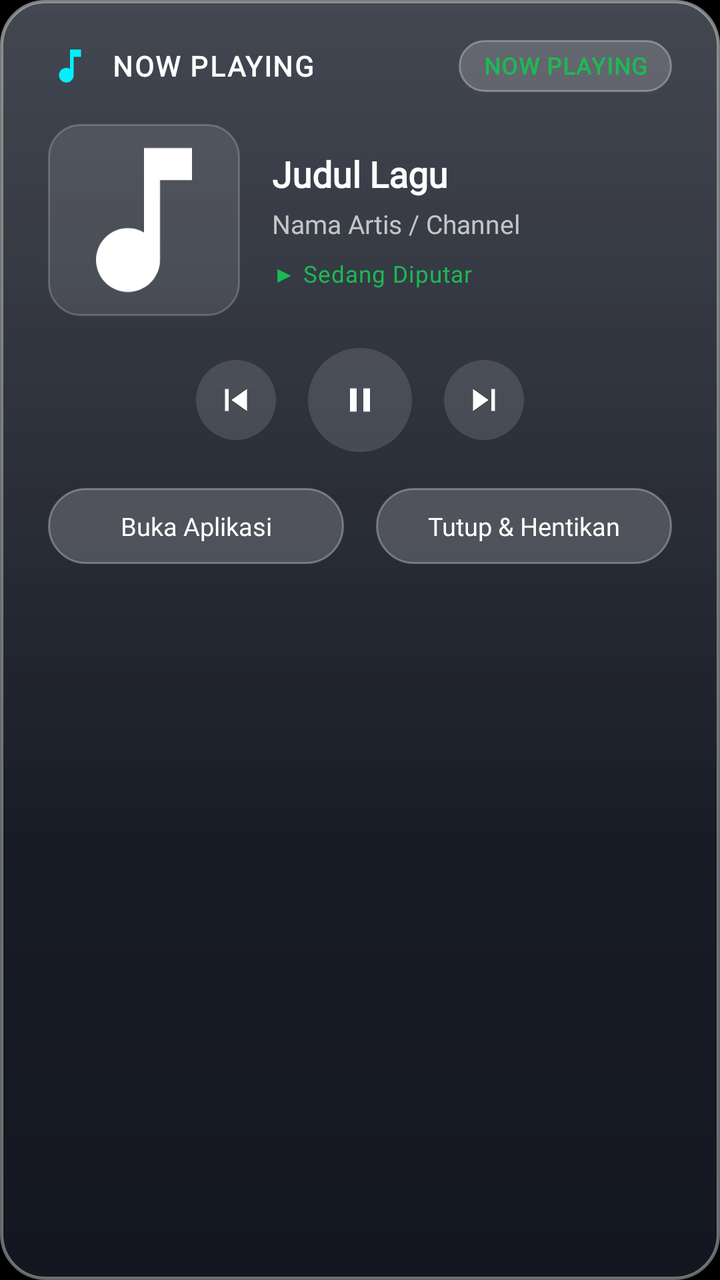
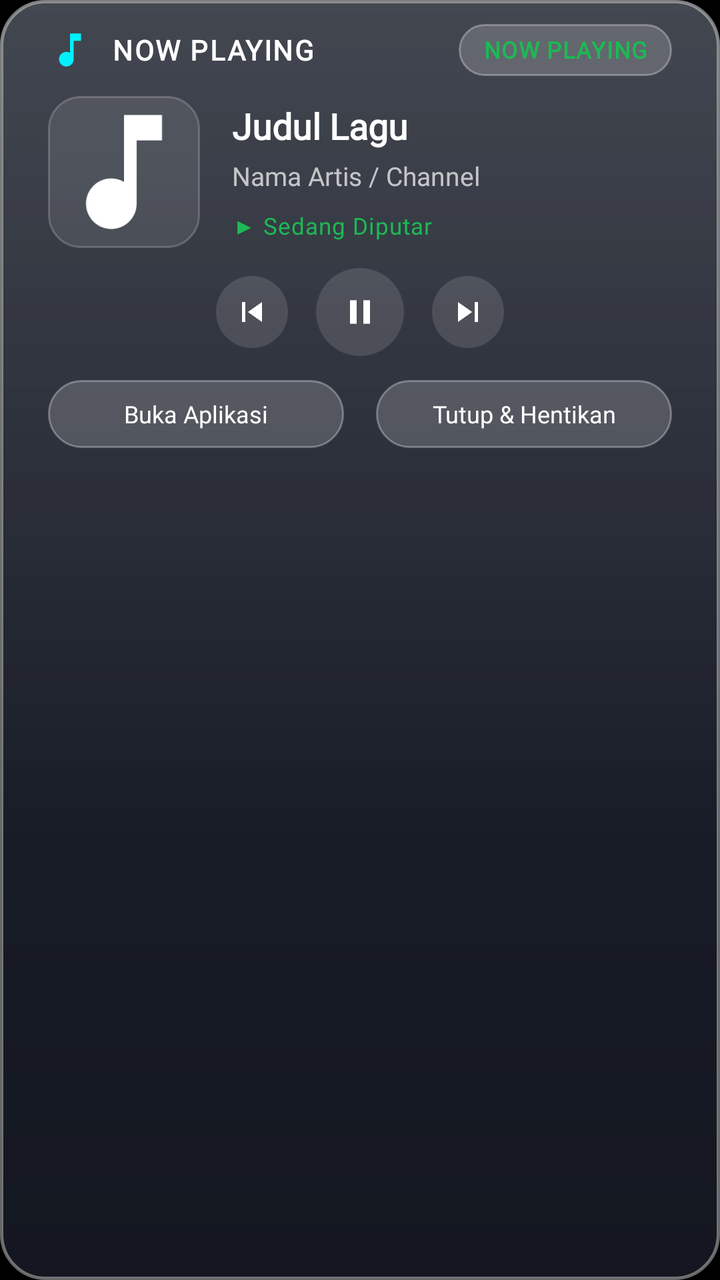

Before-and-after screenshots of an Android layout around one commit, followed by the original layout XML and the change that was made.
<!-- AndroidManifest.xml: application theme Theme.TvHome -->
<!-- res/layout/dialog_media_hub.xml -->
<?xml version="1.0" encoding="utf-8"?>
<LinearLayout xmlns:android="http://schemas.android.com/apk/res/android"
    android:id="@+id/dialogContainer"
    android:layout_width="match_parent"
    android:layout_height="wrap_content"
    android:orientation="vertical"
    android:background="@drawable/bg_glass_dialog"
    android:paddingStart="24dp"
    android:paddingEnd="24dp"
    android:paddingTop="20dp"
    android:paddingBottom="20dp"
    android:clipChildren="false"
    android:clipToPadding="false"
    android:elevation="20dp">

    
    <LinearLayout
        android:layout_width="match_parent"
        android:layout_height="wrap_content"
        android:orientation="horizontal"
        android:gravity="center_vertical">

        <ImageView
            android:id="@+id/headerIcon"
            android:layout_width="22dp"
            android:layout_height="22dp"
            android:src="@drawable/ic_music"
            android:tint="#00F0FF" />

        <TextView
            android:id="@+id/headerTitle"
            android:layout_width="0dp"
            android:layout_height="wrap_content"
            android:layout_weight="1"
            android:layout_marginStart="10dp"
            android:text="NOW PLAYING"
            android:textColor="#FFFFFFFF"
            android:textSize="14sp"
            android:fontFamily="@font/outfit"
            android:fontVariationSettings="'wght' 700"
            android:textStyle="bold"
            android:letterSpacing="0.06" />

        <TextView
            android:id="@+id/badgeSource"
            android:layout_width="wrap_content"
            android:layout_height="26dp"
            android:background="@drawable/bg_dialog_btn"
            android:paddingStart="12dp"
            android:paddingEnd="12dp"
            android:gravity="center"
            android:text="NOW PLAYING"
            android:textColor="#1DB954"
            android:textSize="11.5sp"
            android:fontFamily="@font/outfit"
            android:fontVariationSettings="'wght' 700"
            android:textStyle="bold"
            android:letterSpacing="0.04" />
    </LinearLayout>

    
    <LinearLayout
        android:layout_width="match_parent"
        android:layout_height="wrap_content"
        android:layout_marginTop="16dp"
        android:orientation="horizontal"
        android:gravity="center_vertical">

        
        <FrameLayout
            android:layout_width="96dp"
            android:layout_height="96dp">

            <ImageView
                android:id="@+id/imgAlbumArt"
                android:layout_width="96dp"
                android:layout_height="96dp"
                android:background="@drawable/bg_media_app_pill"
                android:scaleType="centerCrop"
                android:src="@drawable/ic_music" />
        </FrameLayout>

        
        <LinearLayout
            android:layout_width="0dp"
            android:layout_height="wrap_content"
            android:layout_weight="1"
            android:layout_marginStart="16dp"
            android:orientation="vertical"
            android:gravity="center_vertical">

            <TextView
                android:id="@+id/txtTrackTitle"
                android:layout_width="match_parent"
                android:layout_height="wrap_content"
                android:text="Judul Lagu"
                android:textColor="#FFFFFFFF"
                android:textSize="18sp"
                android:fontFamily="@font/outfit"
                android:fontVariationSettings="'wght' 700"
                android:textStyle="bold"
                android:singleLine="true"
                android:ellipsize="marquee"
                android:marqueeRepeatLimit="marquee_forever" />

            <TextView
                android:id="@+id/txtTrackArtist"
                android:layout_width="match_parent"
                android:layout_height="wrap_content"
                android:layout_marginTop="4dp"
                android:text="Nama Artis / Channel"
                android:textColor="#B3FFFFFF"
                android:textSize="13sp"
                android:fontFamily="@font/outfit"
                android:fontVariationSettings="'wght' 500"
                android:singleLine="true"
                android:ellipsize="end" />

            <TextView
                android:id="@+id/txtPlaybackStatus"
                android:layout_width="wrap_content"
                android:layout_height="wrap_content"
                android:layout_marginTop="8dp"
                android:text="▶ Sedang Diputar"
                android:textColor="#1DB954"
                android:textSize="11.5sp"
                android:fontFamily="@font/outfit"
                android:fontVariationSettings="'wght' 600"
                android:letterSpacing="0.03" />
        </LinearLayout>
    </LinearLayout>

    
    <LinearLayout
        android:layout_width="wrap_content"
        android:layout_height="wrap_content"
        android:layout_marginTop="16dp"
        android:layout_gravity="center_horizontal"
        android:gravity="center_vertical"
        android:clipChildren="false"
        android:clipToPadding="false"
        android:orientation="horizontal">

        <ImageView
            android:id="@+id/btnPopupPrev"
            android:layout_width="40dp"
            android:layout_height="40dp"
            android:padding="9dp"
            android:scaleType="centerInside"
            android:src="@drawable/ic_skip_previous"
            android:tint="@color/ic_np_tint"
            android:focusable="true"
            android:clickable="true"
            android:background="@drawable/bg_np_round_btn"
            android:nextFocusLeft="@+id/btnPopupPrev"
            android:nextFocusUp="@+id/btnPopupPrev"
            android:nextFocusRight="@+id/btnPlayPause"
            android:nextFocusDown="@+id/btnOpenApp" />

        <ImageView
            android:id="@+id/btnPlayPause"
            android:layout_width="52dp"
            android:layout_height="52dp"
            android:layout_marginStart="16dp"
            android:layout_marginEnd="16dp"
            android:padding="12dp"
            android:scaleType="centerInside"
            android:src="@drawable/ic_pause"
            android:tint="@color/ic_np_tint"
            android:focusable="true"
            android:clickable="true"
            android:background="@drawable/bg_np_round_btn"
            android:nextFocusLeft="@+id/btnPopupPrev"
            android:nextFocusUp="@+id/btnPlayPause"
            android:nextFocusRight="@+id/btnPopupNext"
            android:nextFocusDown="@+id/btnOpenApp" />

        <ImageView
            android:id="@+id/btnPopupNext"
            android:layout_width="40dp"
            android:layout_height="40dp"
            android:padding="9dp"
            android:scaleType="centerInside"
            android:src="@drawable/ic_skip_next"
            android:tint="@color/ic_np_tint"
            android:focusable="true"
            android:clickable="true"
            android:background="@drawable/bg_np_round_btn"
            android:nextFocusLeft="@+id/btnPlayPause"
            android:nextFocusUp="@+id/btnPopupNext"
            android:nextFocusRight="@+id/btnPopupNext"
            android:nextFocusDown="@+id/btnCloseDialog" />
    </LinearLayout>

    
    <LinearLayout
        android:layout_width="match_parent"
        android:layout_height="wrap_content"
        android:layout_marginTop="18dp"
        android:clipChildren="false"
        android:clipToPadding="false"
        android:orientation="horizontal"
        android:gravity="center">

        <TextView
            android:id="@+id/btnOpenApp"
            android:layout_width="0dp"
            android:layout_height="38dp"
            android:layout_weight="1"
            android:layout_marginEnd="8dp"
            android:background="@drawable/bg_dialog_btn"
            android:textColor="@drawable/dialog_btn_text"
            android:textSize="12.5sp"
            android:fontFamily="@font/outfit"
            android:fontVariationSettings="'wght' 600"
            android:gravity="center"
            android:focusable="true"
            android:clickable="true"
            android:text="Buka Aplikasi"
            android:nextFocusLeft="@+id/btnOpenApp"
            android:nextFocusUp="@+id/btnPlayPause"
            android:nextFocusRight="@+id/btnCloseDialog"
            android:nextFocusDown="@+id/btnOpenApp" />

        <TextView
            android:id="@+id/btnCloseDialog"
            android:layout_width="0dp"
            android:layout_height="38dp"
            android:layout_weight="1"
            android:layout_marginStart="8dp"
            android:background="@drawable/bg_dialog_btn"
            android:textColor="@drawable/dialog_btn_text"
            android:textSize="12.5sp"
            android:fontFamily="@font/outfit"
            android:fontVariationSettings="'wght' 600"
            android:gravity="center"
            android:focusable="true"
            android:clickable="true"
            android:text="Tutup &amp; Hentikan"
            android:nextFocusLeft="@+id/btnOpenApp"
            android:nextFocusUp="@+id/btnPlayPause"
            android:nextFocusRight="@+id/btnCloseDialog"
            android:nextFocusDown="@+id/btnCloseDialog" />
    </LinearLayout>
</LinearLayout>
<!-- resources referenced by this layout -->
<resources>
  <!-- drawable bg_dialog_btn (drawable) -->
  <?xml version="1.0" encoding="utf-8"?>
  <selector xmlns:android="http://schemas.android.com/apk/res/android">
      <item android:state_focused="true">
          <shape android:shape="rectangle">
              <solid android:color="#FFFFFFFF" />
              <corners android:radius="21dp" />
              <stroke android:width="2dp" android:color="#FFFFFFFF" />
          </shape>
      </item>
      <item>
          <shape android:shape="rectangle">
              <solid android:color="#2EFFFFFF" />
              <corners android:radius="21dp" />
              <stroke android:width="1dp" android:color="#4DFFFFFF" />
          </shape>
      </item>
  </selector>
  <!-- drawable bg_np_round_btn (drawable) -->
  <?xml version="1.0" encoding="utf-8"?>
  <selector xmlns:android="http://schemas.android.com/apk/res/android">
      <item android:state_focused="true">
          <shape android:shape="oval">
              <solid android:color="#FFFFFFFF" />
          </shape>
      </item>
      <item>
          <shape android:shape="oval">
              <solid android:color="#20FFFFFF" />
          </shape>
      </item>
  </selector>
  <!-- drawable dialog_btn_text (drawable) -->
  <?xml version="1.0" encoding="utf-8"?>
  <selector xmlns:android="http://schemas.android.com/apk/res/android">
      <item android:state_focused="true" android:color="#FF0F1115" />
      <item android:color="#FFFFFFFF" />
  </selector>
  <!-- drawable ic_music (drawable) -->
  <?xml version="1.0" encoding="utf-8"?>
  <vector xmlns:android="http://schemas.android.com/apk/res/android"
      android:width="20dp"
      android:height="20dp"
      android:viewportWidth="24"
      android:viewportHeight="24">
      <path
          android:fillColor="#FFFFFFFF"
          android:pathData="M12,3v10.55c-0.59,-0.34 -1.27,-0.55 -2,-0.55 -2.21,0 -4,1.79 -4,4s1.79,4 4,4 4,-1.79 4,-4V7h4V3h-6z" />
  </vector>
  <!-- drawable ic_pause (drawable) -->
  <?xml version="1.0" encoding="utf-8"?>
  <vector xmlns:android="http://schemas.android.com/apk/res/android"
      android:width="20dp"
      android:height="20dp"
      android:viewportWidth="24"
      android:viewportHeight="24">
      <path
          android:fillColor="#FFFFFFFF"
          android:pathData="M6,19h4V5H6v14zm8,-14v14h4V5h-4z" />
  </vector>
  <!-- drawable ic_skip_next (drawable) -->
  <vector xmlns:android="http://schemas.android.com/apk/res/android"
      android:width="24dp"
      android:height="24dp"
      android:viewportWidth="24"
      android:viewportHeight="24">
      <path
          android:fillColor="#FFFFFFFF"
          android:pathData="M6,18l8.5,-6L6,6v12zM16,6v12h2V6h-2z"/>
  </vector>
  <!-- drawable ic_skip_previous (drawable) -->
  <vector xmlns:android="http://schemas.android.com/apk/res/android"
      android:width="24dp"
      android:height="24dp"
      android:viewportWidth="24"
      android:viewportHeight="24">
      <path
          android:fillColor="#FFFFFFFF"
          android:pathData="M6,6h2v12H6zm3.5,6l8.5,6V6z"/>
  </vector>
  <style name="Theme.TvHome" parent="android:Theme.Material.NoActionBar.Fullscreen">
          <item name="android:windowBackground">@android:color/black</item>
          <item name="android:colorBackground">@android:color/black</item>
          <item name="android:windowAnimationStyle">@null</item>
          
          <item name="android:windowDisablePreview">true</item>
      </style>
  <!-- unchanged entries left out for length: 2 -->
</resources>

<!-- the commit's change to res/layout/dialog_media_hub.xml (unified diff, before → after) -->
@@ -7,8 +7,8 @@
     android:background="@drawable/bg_glass_dialog"
     android:paddingStart="24dp"
     android:paddingEnd="24dp"
-    android:paddingTop="20dp"
-    android:paddingBottom="20dp"
+    android:paddingTop="12dp"
+    android:paddingBottom="12dp"
     android:clipChildren="false"
     android:clipToPadding="false"
     android:elevation="20dp">
@@ -62,19 +62,19 @@
     <LinearLayout
         android:layout_width="match_parent"
         android:layout_height="wrap_content"
-        android:layout_marginTop="16dp"
+        android:layout_marginTop="10dp"
         android:orientation="horizontal"
         android:gravity="center_vertical">
 
         
         <FrameLayout
-            android:layout_width="96dp"
-            android:layout_height="96dp">
+            android:layout_width="76dp"
+            android:layout_height="76dp">
 
             <ImageView
                 android:id="@+id/imgAlbumArt"
-                android:layout_width="96dp"
-                android:layout_height="96dp"
+                android:layout_width="76dp"
+                android:layout_height="76dp"
                 android:background="@drawable/bg_media_app_pill"
                 android:scaleType="centerCrop"
                 android:src="@drawable/ic_music" />
@@ -134,7 +134,7 @@
     <LinearLayout
         android:layout_width="wrap_content"
         android:layout_height="wrap_content"
-        android:layout_marginTop="16dp"
+        android:layout_marginTop="10dp"
         android:layout_gravity="center_horizontal"
         android:gravity="center_vertical"
         android:clipChildren="false"
@@ -143,9 +143,9 @@
 
         <ImageView
             android:id="@+id/btnPopupPrev"
-            android:layout_width="40dp"
-            android:layout_height="40dp"
-            android:padding="9dp"
+            android:layout_width="36dp"
+            android:layout_height="36dp"
+            android:padding="8dp"
             android:scaleType="centerInside"
             android:src="@drawable/ic_skip_previous"
             android:tint="@color/ic_np_tint"
@@ -159,11 +159,11 @@
 
         <ImageView
             android:id="@+id/btnPlayPause"
-            android:layout_width="52dp"
-            android:layout_height="52dp"
-            android:layout_marginStart="16dp"
-            android:layout_marginEnd="16dp"
-            android:padding="12dp"
+            android:layout_width="44dp"
+            android:layout_height="44dp"
+            android:layout_marginStart="14dp"
+            android:layout_marginEnd="14dp"
+            android:padding="10dp"
             android:scaleType="centerInside"
             android:src="@drawable/ic_pause"
             android:tint="@color/ic_np_tint"
@@ -177,9 +177,9 @@
 
         <ImageView
             android:id="@+id/btnPopupNext"
-            android:layout_width="40dp"
-            android:layout_height="40dp"
-            android:padding="9dp"
+            android:layout_width="36dp"
+            android:layout_height="36dp"
+            android:padding="8dp"
             android:scaleType="centerInside"
             android:src="@drawable/ic_skip_next"
             android:tint="@color/ic_np_tint"
@@ -196,7 +196,7 @@
     <LinearLayout
         android:layout_width="match_parent"
         android:layout_height="wrap_content"
-        android:layout_marginTop="18dp"
+        android:layout_marginTop="12dp"
         android:clipChildren="false"
         android:clipToPadding="false"
         android:orientation="horizontal"
@@ -205,12 +205,12 @@
         <TextView
             android:id="@+id/btnOpenApp"
             android:layout_width="0dp"
-            android:layout_height="38dp"
+            android:layout_height="34dp"
             android:layout_weight="1"
             android:layout_marginEnd="8dp"
             android:background="@drawable/bg_dialog_btn"
             android:textColor="@drawable/dialog_btn_text"
-            android:textSize="12.5sp"
+            android:textSize="12sp"
             android:fontFamily="@font/outfit"
             android:fontVariationSettings="'wght' 600"
             android:gravity="center"
@@ -225,12 +225,12 @@
         <TextView
             android:id="@+id/btnCloseDialog"
             android:layout_width="0dp"
-            android:layout_height="38dp"
+            android:layout_height="34dp"
             android:layout_weight="1"
             android:layout_marginStart="8dp"
             android:background="@drawable/bg_dialog_btn"
             android:textColor="@drawable/dialog_btn_text"
-            android:textSize="12.5sp"
+            android:textSize="12sp"
             android:fontFamily="@font/outfit"
             android:fontVariationSettings="'wght' 600"
             android:gravity="center"
